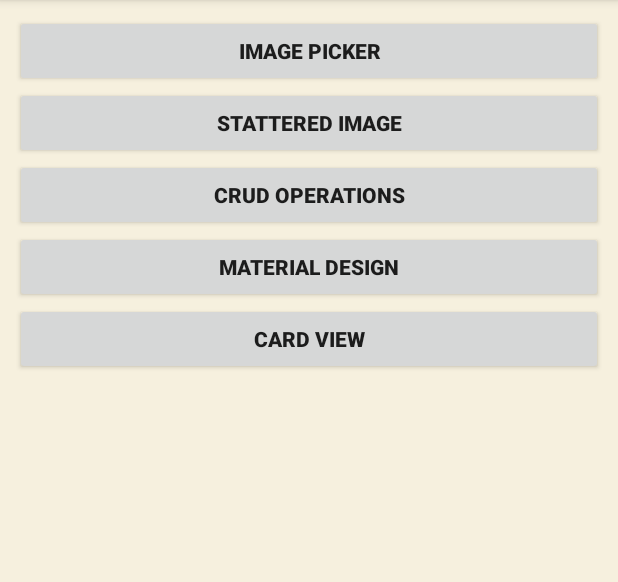
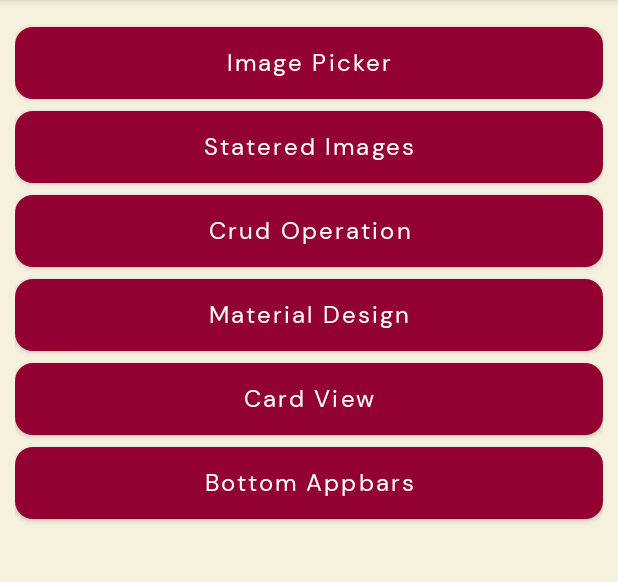
Before and after one commit to InnoKritika/Boiler-Plate, an Android app: the screen it shows after launch (BoilerPlate), on a phone screen of 412 x 824 dp, the part 84-666 px from its top. Run offline under Robolectric (Android 15) with nearby library versions, the phone set to English and light mode, and no system bars.

Commit message:
1215_28062021_bottomAppBars

```diff
--- a/app/src/main/AndroidManifest.xml
+++ b/app/src/main/AndroidManifest.xml
@@ -65,6 +65,10 @@
         <activity
             android:name=".Activities.SwapCardViewActivity"
             android:theme="@style/Theme.AppCompat.NoActionBar" />
+        <activity
+            android:name=".Activities.BottomAppBarActivity"
+            android:theme="@style/Theme.AppCompat.NoActionBar" />
+
     </application>
 
 </manifest>
--- a/app/src/main/java/com/example/boilerplate/Activities/BoilerPlate.java
+++ b/app/src/main/java/com/example/boilerplate/Activities/BoilerPlate.java
@@ -8,9 +8,11 @@ import android.view.View;
 import android.widget.Button;
 
 import com.example.boilerplate.R;
+import com.google.android.material.bottomappbar.BottomAppBar;
+import com.google.android.material.button.MaterialButton;
 
 public class BoilerPlate extends AppCompatActivity {
-    Button btnImagePicker, btnStatteredImage,btnCrudOperations,btnMaterialDesign,btnCardView;
+    MaterialButton btnImagePicker, btnStatteredImage,btnCrudOperations,btnMaterialDesign,btnCardView,btnBottomAppBars;
     @Override
     protected void onCreate(Bundle savedInstanceState) {
         super.onCreate(savedInstanceState);
@@ -51,6 +53,13 @@ public class BoilerPlate extends AppCompatActivity {
                 startActivity(card);
             }
         });
+        btnBottomAppBars.setOnClickListener(new View.OnClickListener() {
+            @Override
+            public void onClick(View v) {
+                Intent bottomAppbar = new Intent(BoilerPlate.this, BottomAppBarActivity.class);
+                startActivity(bottomAppbar);
+            }
+        });
     }
 
     private void initView() {
@@ -59,5 +68,6 @@ public class BoilerPlate extends AppCompatActivity {
         btnCrudOperations = findViewById(R.id.btnCrudOperations);
         btnMaterialDesign = findViewById(R.id.button_material_design);
         btnCardView = findViewById(R.id.buttonCardView);
+        btnBottomAppBars = findViewById(R.id.bottomAppBars);
     }
 }
--- a/app/src/main/java/com/example/boilerplate/Adapters/ImageAdapter.java
+++ b/app/src/main/java/com/example/boilerplate/Adapters/ImageAdapter.java
@@ -28,7 +28,7 @@ public class ImageAdapter extends RecyclerView.Adapter<ImageAdapter.ImageViewHol
     @NonNull
     @Override
     public ImageViewHolder onCreateViewHolder(@NonNull ViewGroup parent, int viewType) {
-        return new ImageViewHolder(LayoutInflater.from(parent.getContext()).inflate(R.layout.image_item_list,parent,false));
+        return new ImageViewHolder(LayoutInflater.from(parent.getContext()).inflate(R.layout.image_item_list_stater,parent,false));
     }
 
     @Override
--- a/app/src/main/res/layout/boiler_plate.xml
+++ b/app/src/main/res/layout/boiler_plate.xml
@@ -1,53 +1,80 @@
 <?xml version="1.0" encoding="utf-8"?>
-<LinearLayout android:layout_width="match_parent"
+<LinearLayout xmlns:android="http://schemas.android.com/apk/res/android"
+    xmlns:app="http://schemas.android.com/apk/res-auto"
+    android:layout_width="match_parent"
     android:layout_height="match_parent"
-    android:orientation="vertical"
-    xmlns:android="http://schemas.android.com/apk/res/android"
-    android:background="@color/off_white">
+    android:background="@color/off_white"
+    android:orientation="vertical">
+
     <ScrollView
         android:layout_width="match_parent"
         android:layout_height="match_parent">
+
         <LinearLayout
             android:layout_width="match_parent"
             android:layout_height="match_parent"
             android:layout_margin="10dp"
             android:orientation="vertical">
-            <Button
+
+            <com.google.android.material.button.MaterialButton
                 android:id="@+id/btnImagePicker"
+                style="@style/buttonTextAppearance"
                 android:layout_width="match_parent"
-                android:layout_height="wrap_content"
-                android:text="Image picker"
-                android:textStyle="bold"
-                android:padding="10dp"/>
-            <Button
+                android:layout_height="48dp"
+                android:layout_below="@id/ll_number"
+                android:layout_marginTop="8dp"
+                android:text="Image Picker"
+                app:backgroundTint="@color/magenta_700" />
+
+            <com.google.android.material.button.MaterialButton
                 android:id="@+id/btnStatteredImage"
+                style="@style/buttonTextAppearance"
                 android:layout_width="match_parent"
-                android:layout_height="wrap_content"
-                android:text="Stattered Image"
-                android:textStyle="bold"
-                android:padding="10dp"/>
-            <Button
+                android:layout_height="48dp"
+                android:layout_below="@id/ll_number"
+                android:layout_marginTop="8dp"
+                android:text="Statered Images"
+                app:backgroundTint="@color/magenta_700" />
+
+            <com.google.android.material.button.MaterialButton
                 android:id="@+id/btnCrudOperations"
+                style="@style/buttonTextAppearance"
                 android:layout_width="match_parent"
-                android:layout_height="wrap_content"
-                android:text="Crud Operations"
-                android:textStyle="bold"
-                android:padding="10dp"/>
-            <Button
+                android:layout_height="48dp"
+                android:layout_below="@id/ll_number"
+                android:layout_marginTop="8dp"
+                android:text="Crud Operation"
+                app:backgroundTint="@color/magenta_700" />
+
+            <com.google.android.material.button.MaterialButton
                 android:id="@+id/button_material_design"
+                style="@style/buttonTextAppearance"
                 android:layout_width="match_parent"
-                android:layout_height="wrap_content"
-                android:text="Material design"
-                android:textStyle="bold"
-                android:padding="10dp"/>
-            <Button
+                android:layout_height="48dp"
+                android:layout_below="@id/ll_number"
+                android:layout_marginTop="8dp"
+                android:text="Material Design"
+                app:backgroundTint="@color/magenta_700" />
+
+            <com.google.android.material.button.MaterialButton
                 android:id="@+id/buttonCardView"
+                style="@style/buttonTextAppearance"
                 android:layout_width="match_parent"
-                android:layout_height="wrap_content"
+                android:layout_height="48dp"
+                android:layout_below="@id/ll_number"
+                android:layout_marginTop="8dp"
                 android:text="Card View"
-                android:textStyle="bold"
-                android:padding="10dp"/>
+                app:backgroundTint="@color/magenta_700" />
 
+            <com.google.android.material.button.MaterialButton
+                android:id="@+id/bottomAppBars"
+                style="@style/buttonTextAppearance"
+                android:layout_width="match_parent"
+                android:layout_height="48dp"
+                android:layout_marginTop="8dp"
+                android:layout_marginBottom="8dp"
+                android:text="Bottom Appbars"
+                app:backgroundTint="@color/magenta_700" />
 
         </LinearLayout>
     </ScrollView>
```
Also changed, not shown: app/src/main/java/com/example/boilerplate/Activities/BottomAppBarActivity.java (added, +17 -0 lines), app/src/main/res/layout/bottom_app_bar.xml (added, +115 -0 lines), app/src/main/res/layout/image_item_list_stater.xml (added, +13 -0 lines), app/src/main/res/menu/bottom_navigation.xml (added, +21 -0 lines), app/src/main/res/menu/bottom_navigation_label.xml (added, +21 -0 lines).
